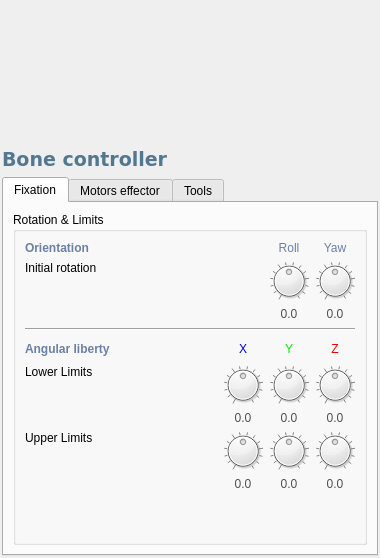
This is src/genelab/core/ui/widgets/entities/bonepropertiescontroller.ui in GeneCraft/GeneCraft-Project as Qt 5 draws it before an edit. The edited form follows.
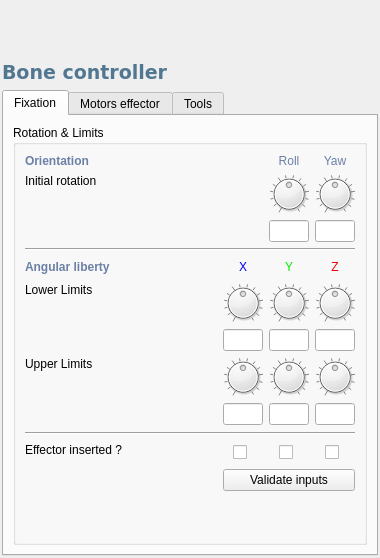
This is the edited form. The open tabs and pages were chosen to show the change. Icons and pictures are not drawn. Custom widgets are drawn as their Qt base class.

```diff
--- a/src/genelab/core/ui/widgets/entities/bonepropertiescontroller.ui
+++ b/src/genelab/core/ui/widgets/entities/bonepropertiescontroller.ui
@@ -168,19 +168,6 @@
               </property>
              </widget>
             </item>
-            <item>
-             <widget class="QLabel" name="lInitRot_Yaw">
-              <property name="styleSheet">
-               <string notr="true">color: rgb(80, 80, 80);</string>
-              </property>
-              <property name="text">
-               <string>0.0</string>
-              </property>
-              <property name="alignment">
-               <set>Qt::AlignCenter</set>
-              </property>
-             </widget>
-            </item>
            </layout>
           </item>
           <item row="1" column="5">
@@ -207,29 +194,9 @@
               </property>
              </widget>
             </item>
-            <item>
-             <widget class="QLabel" name="lInitRot_Roll">
-              <property name="styleSheet">
-               <string notr="true">color: rgb(80, 80, 80);</string>
-              </property>
-              <property name="text">
-               <string>0.0</string>
-              </property>
-              <property name="alignment">
-               <set>Qt::AlignCenter</set>
-              </property>
-             </widget>
-            </item>
            </layout>
           </item>
-          <item row="2" column="1" rowspan="2" colspan="5">
-           <widget class="Line" name="line_2">
-            <property name="orientation">
-             <enum>Qt::Horizontal</enum>
-            </property>
-           </widget>
-          </item>
-          <item row="6" column="3">
+          <item row="7" column="3">
            <layout class="QVBoxLayout" name="verticalLayout_3">
             <item>
              <widget class="QDial" name="dAngularLowerLimitX">
@@ -253,22 +220,9 @@
               </property>
              </widget>
             </item>
-            <item>
-             <widget class="QLabel" name="lAngularLowerLimitX">
-              <property name="styleSheet">
-               <string notr="true">color: rgb(80, 80, 80);</string>
-              </property>
-              <property name="text">
-               <string>0.0</string>
-              </property>
-              <property name="alignment">
-               <set>Qt::AlignCenter</set>
-              </property>
-             </widget>
-            </item>
            </layout>
           </item>
-          <item row="6" column="4">
+          <item row="7" column="4">
            <layout class="QVBoxLayout" name="verticalLayout_4">
             <item>
              <widget class="QDial" name="dAngularLowerLimitY">
@@ -292,22 +246,9 @@
               </property>
              </widget>
             </item>
-            <item>
-             <widget class="QLabel" name="lAngularLowerLimitY">
-              <property name="styleSheet">
-               <string notr="true">color: rgb(80, 80, 80);</string>
-              </property>
-              <property name="text">
-               <string>0.0</string>
-              </property>
-              <property name="alignment">
-               <set>Qt::AlignCenter</set>
-              </property>
-             </widget>
-            </item>
            </layout>
           </item>
-          <item row="6" column="5">
+          <item row="7" column="5">
            <layout class="QVBoxLayout" name="verticalLayout_5">
             <item>
              <widget class="QDial" name="dAngularLowerLimitZ">
@@ -331,22 +272,9 @@
               </property>
              </widget>
             </item>
-            <item>
-             <widget class="QLabel" name="lAngularLowerLimitZ">
-              <property name="styleSheet">
-               <string notr="true">color: rgb(80, 80, 80);</string>
-              </property>
-              <property name="text">
-               <string>0.0</string>
-              </property>
-              <property name="alignment">
-               <set>Qt::AlignCenter</set>
-              </property>
-             </widget>
-            </item>
            </layout>
           </item>
-          <item row="7" column="1">
+          <item row="9" column="1">
            <widget class="QLabel" name="lAngularUpperLimit_title">
             <property name="text">
              <string>Upper Limits</string>
@@ -356,7 +284,7 @@
             </property>
            </widget>
           </item>
-          <item row="7" column="3">
+          <item row="9" column="3">
            <layout class="QVBoxLayout" name="verticalLayout_7">
             <item>
              <widget class="QDial" name="dAngularUpperLimitX">
@@ -380,22 +308,9 @@
               </property>
              </widget>
             </item>
-            <item>
-             <widget class="QLabel" name="lAngularUpperLimitX">
-              <property name="styleSheet">
-               <string notr="true">color: rgb(80, 80, 80);</string>
-              </property>
-              <property name="text">
-               <string>0.0</string>
-              </property>
-              <property name="alignment">
-               <set>Qt::AlignCenter</set>
-              </property>
-             </widget>
-            </item>
            </layout>
           </item>
-          <item row="7" column="4">
+          <item row="9" column="4">
            <layout class="QVBoxLayout" name="verticalLayout_8">
             <item>
              <widget class="QDial" name="dAngularUpperLimitY">
@@ -419,22 +334,9 @@
               </property>
              </widget>
             </item>
-            <item>
-             <widget class="QLabel" name="lAngularUpperLimitY">
-              <property name="styleSheet">
-               <string notr="true">color: rgb(80, 80, 80);</string>
-              </property>
-              <property name="text">
-               <string>0.0</string>
-              </property>
-              <property name="alignment">
-               <set>Qt::AlignCenter</set>
-              </property>
-             </widget>
-            </item>
            </layout>
           </item>
-          <item row="7" column="5">
+          <item row="9" column="5">
            <layout class="QVBoxLayout" name="verticalLayout_9">
             <item>
              <widget class="QDial" name="dAngularUpperLimitZ">
@@ -461,22 +363,9 @@
               </property>
              </widget>
             </item>
-            <item>
-             <widget class="QLabel" name="lAngularUpperLimitZ">
-              <property name="styleSheet">
-               <string notr="true">color: rgb(80, 80, 80);</string>
-              </property>
-              <property name="text">
-               <string>0.0</string>
-              </property>
-              <property name="alignment">
-               <set>Qt::AlignCenter</set>
-              </property>
-             </widget>
-            </item>
            </layout>
           </item>
-          <item row="4" column="3" colspan="3">
+          <item row="5" column="3" colspan="3">
            <layout class="QHBoxLayout" name="horizontalLayout_12">
             <item>
              <widget class="QLabel" name="label_6">
@@ -519,7 +408,7 @@
             </item>
            </layout>
           </item>
-          <item row="4" column="1">
+          <item row="5" column="1">
            <widget class="QLabel" name="label_7">
             <property name="font">
              <font>
@@ -535,20 +424,7 @@
             </property>
            </widget>
           </item>
-          <item row="8" column="3">
-           <spacer name="verticalSpacer_3">
-            <property name="orientation">
-             <enum>Qt::Vertical</enum>
-            </property>
-            <property name="sizeHint" stdset="0">
-             <size>
-              <width>20</width>
-              <height>40</height>
-             </size>
-            </property>
-           </spacer>
-          </item>
-          <item row="4" column="2">
+          <item row="5" column="2">
            <spacer name="horizontalSpacer_22">
             <property name="orientation">
              <enum>Qt::Horizontal</enum>
@@ -561,7 +437,7 @@
             </property>
            </spacer>
           </item>
-          <item row="6" column="1">
+          <item row="7" column="1">
            <widget class="QLabel" name="lAngularLowerLimit_title">
             <property name="text">
              <string>Lower Limits</string>
@@ -581,6 +457,373 @@
             </property>
            </widget>
           </item>
+          <item row="8" column="3">
+           <widget class="QLineEdit" name="lAngularLowerLimitX">
+            <property name="minimumSize">
+             <size>
+              <width>32</width>
+              <height>0</height>
+             </size>
+            </property>
+            <property name="maximumSize">
+             <size>
+              <width>40</width>
+              <height>16777215</height>
+             </size>
+            </property>
+            <property name="maxLength">
+             <number>8</number>
+            </property>
+            <property name="alignment">
+             <set>Qt::AlignLeading|Qt::AlignLeft|Qt::AlignVCenter</set>
+            </property>
+           </widget>
+          </item>
+          <item row="8" column="4">
+           <widget class="QLineEdit" name="lAngularLowerLimitY">
+            <property name="minimumSize">
+             <size>
+              <width>32</width>
+              <height>0</height>
+             </size>
+            </property>
+            <property name="maximumSize">
+             <size>
+              <width>40</width>
+              <height>16777215</height>
+             </size>
+            </property>
+            <property name="maxLength">
+             <number>8</number>
+            </property>
+            <property name="alignment">
+             <set>Qt::AlignLeading|Qt::AlignLeft|Qt::AlignVCenter</set>
+            </property>
+           </widget>
+          </item>
+          <item row="8" column="5">
+           <widget class="QLineEdit" name="lAngularLowerLimitZ">
+            <property name="minimumSize">
+             <size>
+              <width>32</width>
+              <height>0</height>
+             </size>
+            </property>
+            <property name="maximumSize">
+             <size>
+              <width>40</width>
+              <height>16777215</height>
+             </size>
+            </property>
+            <property name="maxLength">
+             <number>8</number>
+            </property>
+            <property name="alignment">
+             <set>Qt::AlignLeading|Qt::AlignLeft|Qt::AlignVCenter</set>
+            </property>
+           </widget>
+          </item>
+          <item row="10" column="3">
+           <widget class="QLineEdit" name="lAngularUpperLimitX">
+            <property name="minimumSize">
+             <size>
+              <width>32</width>
+              <height>0</height>
+             </size>
+            </property>
+            <property name="maximumSize">
+             <size>
+              <width>40</width>
+              <height>16777215</height>
+             </size>
+            </property>
+            <property name="maxLength">
+             <number>8</number>
+            </property>
+            <property name="alignment">
+             <set>Qt::AlignLeading|Qt::AlignLeft|Qt::AlignVCenter</set>
+            </property>
+           </widget>
+          </item>
+          <item row="10" column="4">
+           <widget class="QLineEdit" name="lAngularUpperLimitY">
+            <property name="minimumSize">
+             <size>
+              <width>32</width>
+              <height>0</height>
+             </size>
+            </property>
+            <property name="maximumSize">
+             <size>
+              <width>40</width>
+              <height>16777215</height>
+             </size>
+            </property>
+            <property name="maxLength">
+             <number>8</number>
+            </property>
+            <property name="alignment">
+             <set>Qt::AlignLeading|Qt::AlignLeft|Qt::AlignVCenter</set>
+            </property>
+           </widget>
+          </item>
+          <item row="10" column="5">
+           <widget class="QLineEdit" name="lAngularUpperLimitZ">
+            <property name="minimumSize">
+             <size>
+              <width>32</width>
+              <height>0</height>
+             </size>
+            </property>
+            <property name="maximumSize">
+             <size>
+              <width>40</width>
+              <height>16777215</height>
+             </size>
+            </property>
+            <property name="maxLength">
+             <number>8</number>
+            </property>
+            <property name="alignment">
+             <set>Qt::AlignLeading|Qt::AlignLeft|Qt::AlignVCenter</set>
+            </property>
+           </widget>
+          </item>
+          <item row="4" column="1" colspan="5">
+           <widget class="Line" name="line_2">
+            <property name="orientation">
+             <enum>Qt::Horizontal</enum>
+            </property>
+           </widget>
+          </item>
+          <item row="13" column="1">
+           <widget class="QLabel" name="lAngularUpperLimit_title_2">
+            <property name="text">
+             <string>Effector inserted ?</string>
+            </property>
+            <property name="alignment">
+             <set>Qt::AlignLeading|Qt::AlignLeft|Qt::AlignTop</set>
+            </property>
+           </widget>
+          </item>
+          <item row="14" column="3" colspan="3">
+           <widget class="QPushButton" name="pbValidateAngularInputs">
+            <property name="text">
+             <string>Validate inputs</string>
+            </property>
+           </widget>
+          </item>
+          <item row="15" column="5">
+           <spacer name="verticalSpacer_3">
+            <property name="orientation">
+             <enum>Qt::Vertical</enum>
+            </property>
+            <property name="sizeHint" stdset="0">
+             <size>
+              <width>20</width>
+              <height>40</height>
+             </size>
+            </property>
+           </spacer>
+          </item>
+          <item row="13" column="3">
+           <layout class="QHBoxLayout" name="horizontalLayout_15">
+            <property name="spacing">
+             <number>0</number>
+            </property>
+            <property name="sizeConstraint">
+             <enum>QLayout::SetMinimumSize</enum>
+            </property>
+            <item>
+             <spacer name="horizontalSpacer_23">
+              <property name="orientation">
+               <enum>Qt::Horizontal</enum>
+              </property>
+              <property name="sizeType">
+               <enum>QSizePolicy::Fixed</enum>
+              </property>
+              <property name="sizeHint" stdset="0">
+               <size>
+                <width>10</width>
+                <height>20</height>
+               </size>
+              </property>
+             </spacer>
+            </item>
+            <item>
+             <widget class="QCheckBox" name="cbEffectorX">
+              <property name="text">
+               <string/>
+              </property>
+             </widget>
+            </item>
+            <item>
+             <spacer name="horizontalSpacer_24">
+              <property name="orientation">
+               <enum>Qt::Horizontal</enum>
+              </property>
+              <property name="sizeType">
+               <enum>QSizePolicy::Fixed</enum>
+              </property>
+              <property name="sizeHint" stdset="0">
+               <size>
+                <width>10</width>
+                <height>20</height>
+               </size>
+              </property>
+             </spacer>
+            </item>
+           </layout>
+          </item>
+          <item row="13" column="4">
+           <layout class="QHBoxLayout" name="horizontalLayout_16">
+            <property name="spacing">
+             <number>0</number>
+            </property>
+            <property name="sizeConstraint">
+             <enum>QLayout::SetMinimumSize</enum>
+            </property>
+            <item>
+             <spacer name="horizontalSpacer_25">
+              <property name="orientation">
+               <enum>Qt::Horizontal</enum>
+              </property>
+              <property name="sizeType">
+               <enum>QSizePolicy::Fixed</enum>
+              </property>
+              <property name="sizeHint" stdset="0">
+               <size>
+                <width>10</width>
+                <height>20</height>
+               </size>
+              </property>
+             </spacer>
+            </item>
+            <item>
+             <widget class="QCheckBox" name="cbEffectorY">
+              <property name="text">
+               <string/>
+              </property>
+             </widget>
+            </item>
+            <item>
+             <spacer name="horizontalSpacer_26">
+              <property name="orientation">
+               <enum>Qt::Horizontal</enum>
+              </property>
+              <property name="sizeType">
+               <enum>QSizePolicy::Fixed</enum>
+              </property>
+              <property name="sizeHint" stdset="0">
+               <size>
+                <width>10</width>
+                <height>20</height>
+               </size>
+              </property>
+             </spacer>
+            </item>
+           </layout>
+          </item>
+          <item row="13" column="5">
+           <layout class="QHBoxLayout" name="horizontalLayout_17">
+            <property name="spacing">
+             <number>0</number>
+            </property>
+            <property name="sizeConstraint">
+             <enum>QLayout::SetMinimumSize</enum>
+            </property>
+            <item>
+             <spacer name="horizontalSpacer_27">
+              <property name="orientation">
+               <enum>Qt::Horizontal</enum>
+              </property>
+              <property name="sizeType">
+               <enum>QSizePolicy::Fixed</enum>
+              </property>
+              <property name="sizeHint" stdset="0">
+               <size>
+                <width>10</width>
+                <height>20</height>
+               </size>
+              </property>
+             </spacer>
+            </item>
+            <item>
+             <widget class="QCheckBox" name="cbEffectorZ">
+              <property name="text">
+               <string/>
+              </property>
+             </widget>
+            </item>
+            <item>
+             <spacer name="horizontalSpacer_28">
+              <property name="orientation">
+               <enum>Qt::Horizontal</enum>
+              </property>
+              <property name="sizeType">
+               <enum>QSizePolicy::Fixed</enum>
+              </property>
+              <property name="sizeHint" stdset="0">
+               <size>
+                <width>10</width>
+                <height>20</height>
+               </size>
+              </property>
+             </spacer>
+            </item>
+           </layout>
+          </item>
+          <item row="11" column="1" rowspan="2" colspan="5">
+           <widget class="Line" name="line_3">
+            <property name="orientation">
+             <enum>Qt::Horizontal</enum>
+            </property>
+           </widget>
+          </item>
+          <item row="2" column="5">
+           <widget class="QLineEdit" name="lInitRot_Yaw">
+            <property name="minimumSize">
+             <size>
+              <width>32</width>
+              <height>0</height>
+             </size>
+            </property>
+            <property name="maximumSize">
+             <size>
+              <width>40</width>
+              <height>16777215</height>
+             </size>
+            </property>
+            <property name="maxLength">
+             <number>8</number>
+            </property>
+            <property name="alignment">
+             <set>Qt::AlignLeading|Qt::AlignLeft|Qt::AlignVCenter</set>
+            </property>
+           </widget>
+          </item>
+          <item row="2" column="4">
+           <widget class="QLineEdit" name="lInitRot_Roll">
+            <property name="minimumSize">
+             <size>
+              <width>32</width>
+              <height>0</height>
+             </size>
+            </property>
+            <property name="maximumSize">
+             <size>
+              <width>40</width>
+              <height>16777215</height>
+             </size>
+            </property>
+            <property name="maxLength">
+             <number>8</number>
+            </property>
+            <property name="alignment">
+             <set>Qt::AlignLeading|Qt::AlignLeft|Qt::AlignVCenter</set>
+            </property>
+           </widget>
+          </item>
          </layout>
         </widget>
        </item>
```
Left out of the diff: 39 changed lines with no effect on the pictures.
